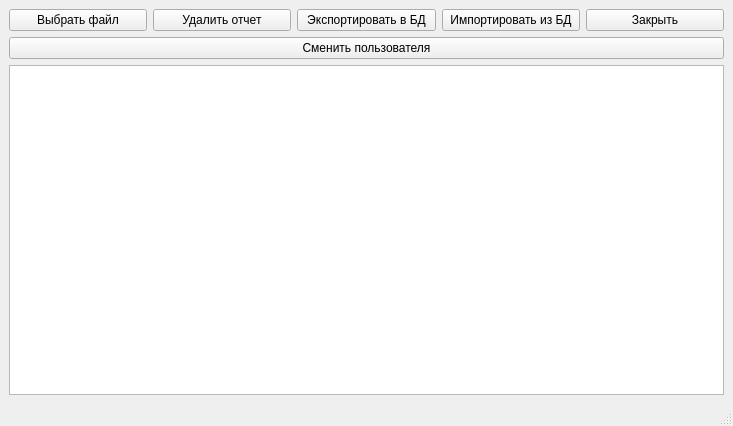
RomanB51/Project, file mainWindow.ui: the form before one commit.
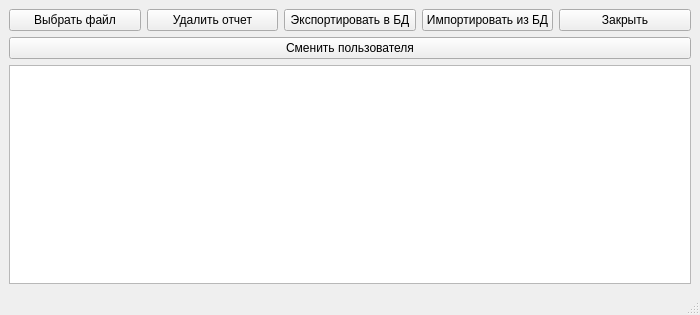
The form after the commit.

The edit to the form file:
```diff
--- a/mainWindow.ui
+++ b/mainWindow.ui
@@ -6,8 +6,8 @@
    <rect>
     <x>0</x>
     <y>0</y>
-    <width>733</width>
-    <height>426</height>
+    <width>700</width>
+    <height>315</height>
    </rect>
   </property>
   <property name="windowTitle">
@@ -68,7 +68,29 @@
        </layout>
       </item>
       <item>
-       <widget class="QTableWidget" name="tableWidget"/>
+       <widget class="QTableWidget" name="tableWidget">
+        <property name="frameShadow">
+         <enum>QFrame::Shadow::Sunken</enum>
+        </property>
+        <property name="midLineWidth">
+         <number>0</number>
+        </property>
+        <property name="sizeAdjustPolicy">
+         <enum>QAbstractScrollArea::SizeAdjustPolicy::AdjustToContents</enum>
+        </property>
+        <attribute name="horizontalHeaderCascadingSectionResizes">
+         <bool>false</bool>
+        </attribute>
+        <attribute name="horizontalHeaderDefaultSectionSize">
+         <number>150</number>
+        </attribute>
+        <attribute name="horizontalHeaderShowSortIndicator" stdset="0">
+         <bool>false</bool>
+        </attribute>
+        <attribute name="horizontalHeaderStretchLastSection">
+         <bool>false</bool>
+        </attribute>
+       </widget>
       </item>
      </layout>
     </item>
```
Left out of the diff: 4 changed lines with no effect on the pictures.
